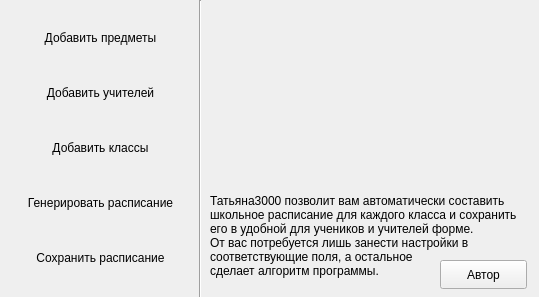
This is src/design/design_main.ui in hellodoge/Scheduler as Qt 5 draws it before an edit. The edited form follows.
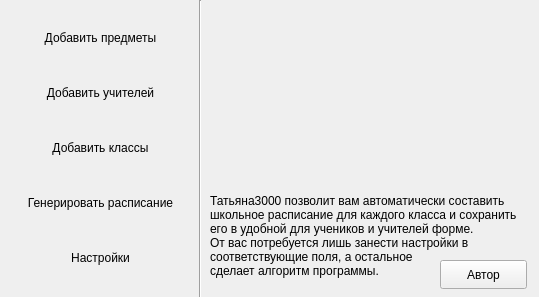
This is the edited form. Icons and pictures are not drawn.

Diff of the .ui file:
```diff
--- a/src/design/design_main.ui
+++ b/src/design/design_main.ui
@@ -145,7 +145,7 @@
         <bool>false</bool>
        </property>
        <property name="text">
-        <string>Сохранить расписание</string>
+        <string>Настройки</string>
        </property>
        <property name="icon">
         <iconset>
```
Left out of the diff: 2 changed lines with no effect on the pictures.
